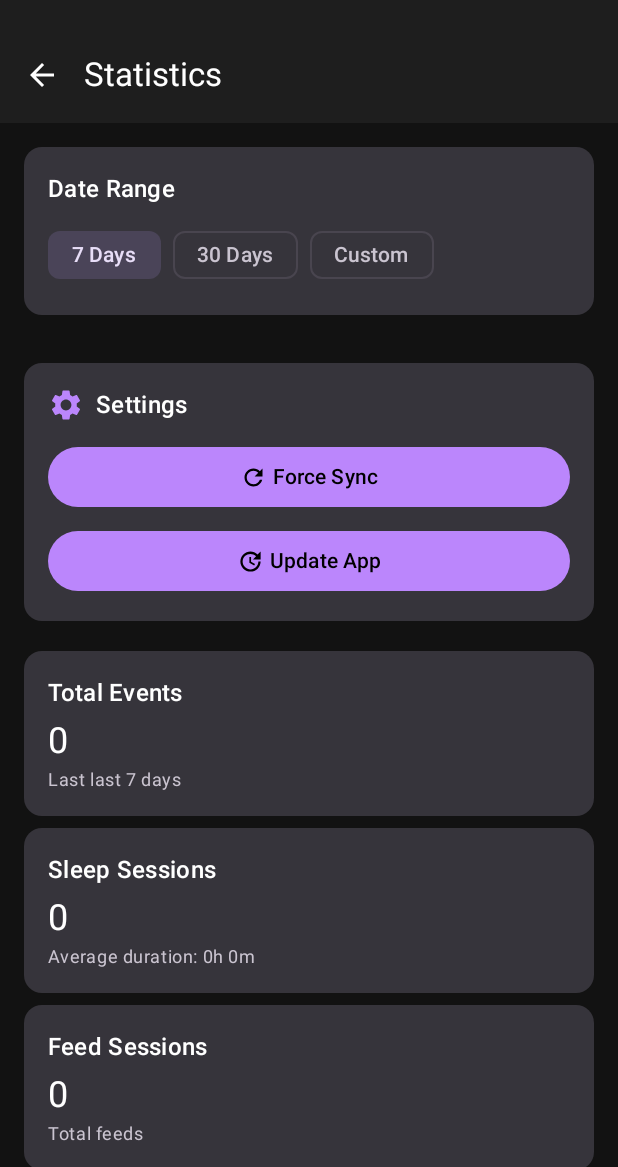
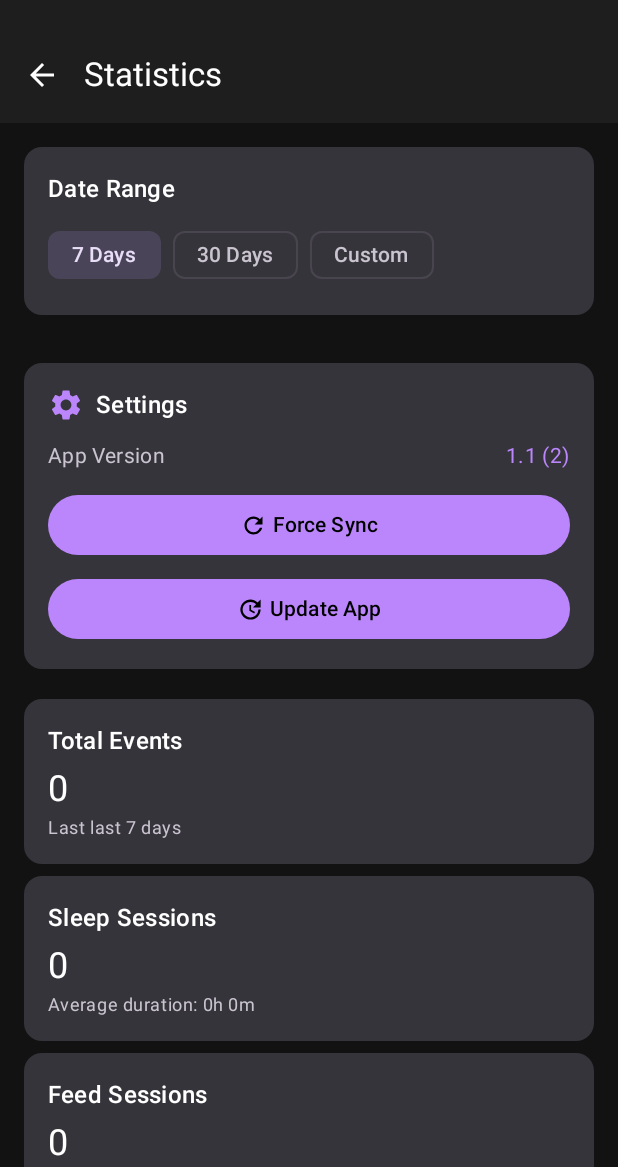
Before and after one commit to matty-jones/contentedest-baby, an Android app built with Jetpack Compose: the screen it shows after launch (MainActivity), after a tap on "Statistics", on a phone screen of 412 x 824 dp, the part 69-1236 px from its top. Run offline under Robolectric (Android 15) with nearby library versions, the phone set to English and light mode, and no system bars; our stand-ins replace Dagger/Hilt's generated code, Room's generated code; pictures from the network do not load; 2 statements that could not run were skipped.

Commit message:
Working on the live update process

```diff
--- a/android/app/src/main/AndroidManifest.xml
+++ b/android/app/src/main/AndroidManifest.xml
@@ -2,6 +2,7 @@
 	xmlns:tools="http://schemas.android.com/tools">
 	<uses-permission android:name="android.permission.INTERNET" />
 	<uses-permission android:name="android.permission.ACCESS_NETWORK_STATE" />
+	<uses-permission android:name="android.permission.REQUEST_INSTALL_PACKAGES" />
 
 	<application
 		android:name=".TheContentedestBabyApp"
--- a/android/app/src/main/java/com/contentedest/baby/ui/stats/StatisticsScreen.kt
+++ b/android/app/src/main/java/com/contentedest/baby/ui/stats/StatisticsScreen.kt
@@ -20,6 +20,7 @@ import androidx.compose.ui.Alignment
 import androidx.compose.ui.Modifier
 import androidx.compose.ui.platform.LocalContext
 import androidx.compose.ui.unit.dp
+import com.contentedest.baby.BuildConfig
 import com.contentedest.baby.update.UpdateChecker
 import com.contentedest.baby.update.UpdateResult
 import kotlinx.coroutines.launch
@@ -116,6 +117,25 @@ fun StatisticsScreen(
                             Text(
                                 text = "Settings",
                                 style = MaterialTheme.typography.titleMedium
+                            )
+                        }
+                        Spacer(modifier = Modifier.height(12.dp))
+
+                        // App version info
+                        Row(
+                            modifier = Modifier.fillMaxWidth(),
+                            horizontalArrangement = Arrangement.SpaceBetween,
+                            verticalAlignment = Alignment.CenterVertically
+                        ) {
+                            Text(
+                                text = "App Version",
+                                style = MaterialTheme.typography.bodyMedium,
+                                color = MaterialTheme.colorScheme.onSurfaceVariant
+                            )
+                            Text(
+                                text = "${BuildConfig.VERSION_NAME} (${BuildConfig.VERSION_CODE})",
+                                style = MaterialTheme.typography.bodyMedium,
+                                color = MaterialTheme.colorScheme.primary
                             )
                         }
                         Spacer(modifier = Modifier.height(12.dp))
```
Also changed, not shown: android/app/src/main/java/com/contentedest/baby/update/UpdateChecker.kt (+36 -6 lines).
